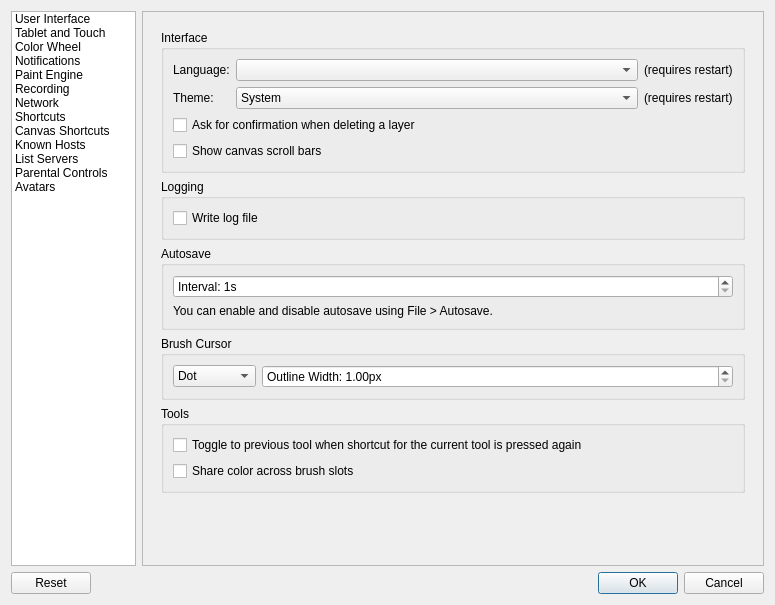
First picture: the form in src/desktop/ui/settings.ui, repository drawpile/Drawpile, before the edit.
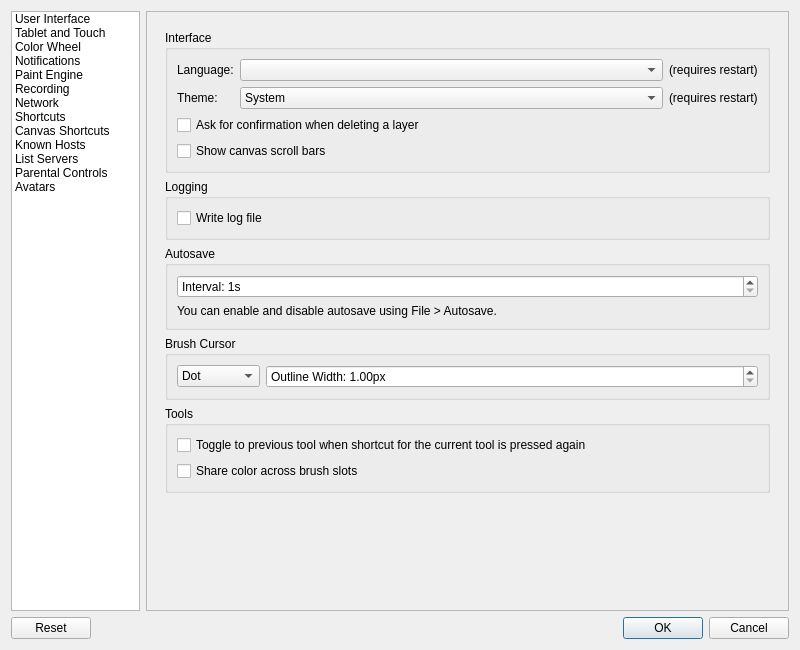
Second picture: the form after the edit. Icons and pictures are not drawn. Custom widgets are drawn as their Qt base class.

Commit message:
Increase dimensions of settings dialog
So that it doesn't scrunch the categories on Windows.

The edit to the form file:
```diff
--- a/src/desktop/ui/settings.ui
+++ b/src/desktop/ui/settings.ui
@@ -6,8 +6,8 @@
    <rect>
     <x>0</x>
     <y>0</y>
-    <width>775</width>
-    <height>605</height>
+    <width>800</width>
+    <height>650</height>
    </rect>
   </property>
   <property name="windowTitle">
```
